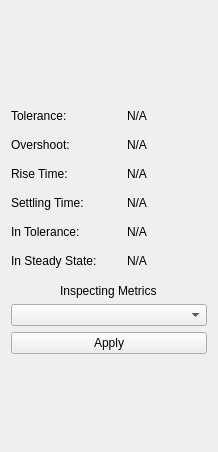
Qt form src/ground_station/src/Widgets/forms/WidgetSteadyStateAnalysis.ui (theilem/uavEE) before a commit.
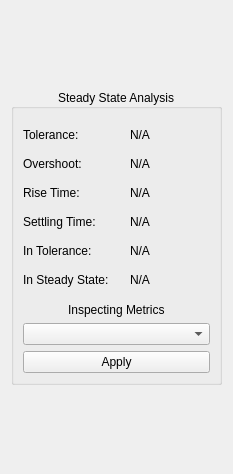
The same form after that commit.

The edit to the form file:
```diff
--- a/src/ground_station/src/Widgets/forms/WidgetSteadyStateAnalysis.ui
+++ b/src/ground_station/src/Widgets/forms/WidgetSteadyStateAnalysis.ui
@@ -6,8 +6,8 @@
    <rect>
     <x>0</x>
     <y>0</y>
-    <width>218</width>
-    <height>452</height>
+    <width>233</width>
+    <height>474</height>
    </rect>
   </property>
   <property name="sizePolicy">
@@ -19,8 +19,8 @@
   <property name="windowTitle">
    <string>Form</string>
   </property>
-  <layout class="QGridLayout" name="gridLayout">
-   <item row="0" column="0">
+  <layout class="QVBoxLayout" name="verticalLayout">
+   <item>
     <spacer name="verticalSpacerTop">
      <property name="orientation">
       <enum>Qt::Vertical</enum>
@@ -33,7 +33,16 @@
      </property>
     </spacer>
    </item>
-   <item row="1" column="0">
+   <item>
+    <widget class="QGroupBox" name="groupBox">
+     <property name="title">
+      <string>Steady State Analysis</string>
+     </property>
+     <property name="alignment">
+      <set>Qt::AlignCenter</set>
+     </property>
+     <layout class="QGridLayout" name="gridLayout">
+      <item row="0" column="0">
     <layout class="QVBoxLayout" name="main">
      <item>
       <layout class="QHBoxLayout" name="customPlot"/>
@@ -341,7 +350,10 @@
      </item>
     </layout>
    </item>
-   <item row="2" column="0">
+     </layout>
+    </widget>
+   </item>
+   <item>
     <spacer name="verticalSpacerBottom">
      <property name="orientation">
       <enum>Qt::Vertical</enum>
```
Lines whose indentation alone changed are shown as unchanged.
